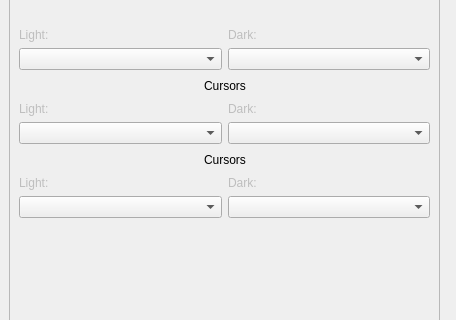
Qt form src/mainwindow.ui (baduhai/Koi) before a commit; both pictures show x 0 to 456 and y 116 to 436 of the 456 by 600 pixel window.
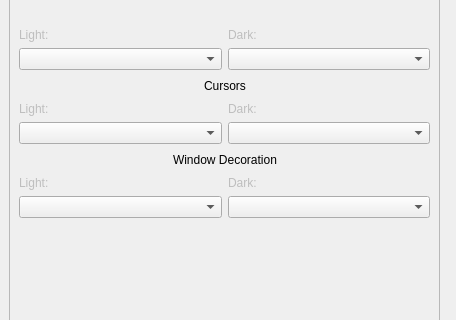
The same form after that commit. The open tabs and pages were chosen to show the change. Icons and pictures are not drawn. Custom widgets are drawn as their Qt base class.

Commit message:
Half done decorations
moving it to git because cant debug with clion

```diff
--- a/src/mainwindow.ui
+++ b/src/mainwindow.ui
@@ -870,7 +870,7 @@
               <item>
                <widget class="QLabel" name="CursorStyleLabel_3">
                 <property name="text">
-                 <string>Cursors</string>
+                 <string>Window Decoration</string>
                 </property>
                </widget>
               </item>
```
Left out of the diff: 6 changed lines with no effect on the pictures. The commit also changes 6 other files.
